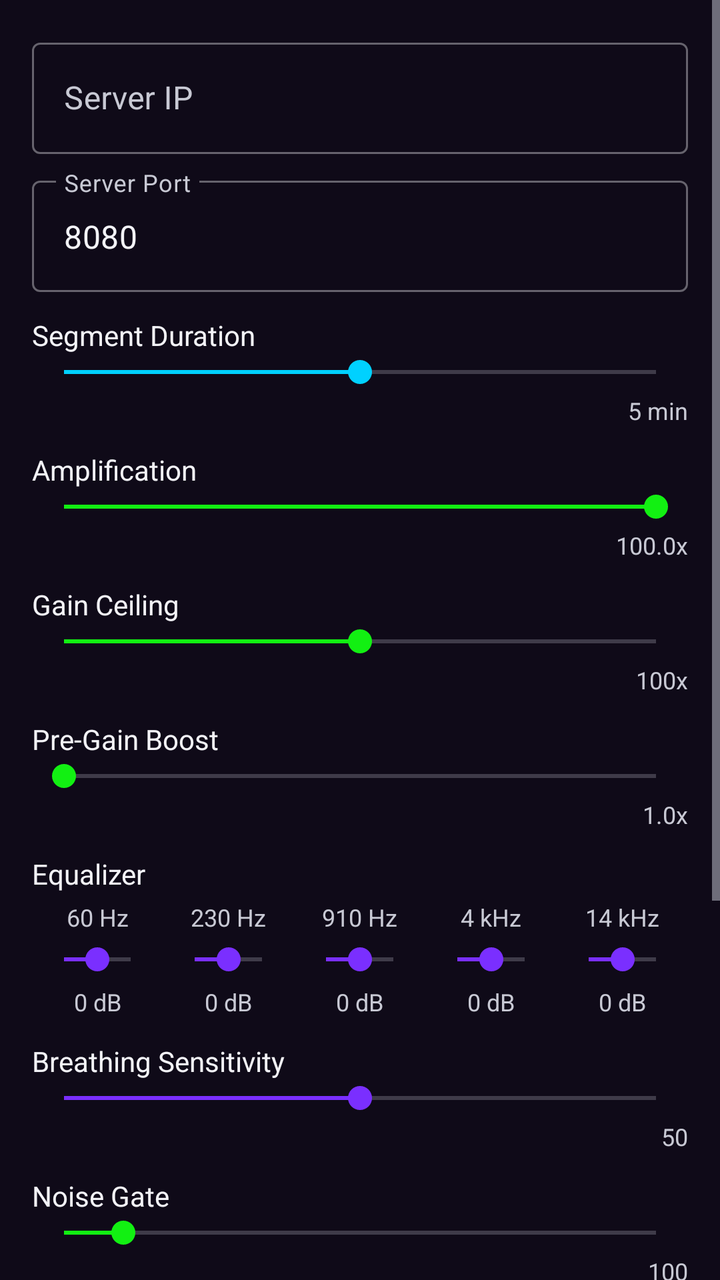
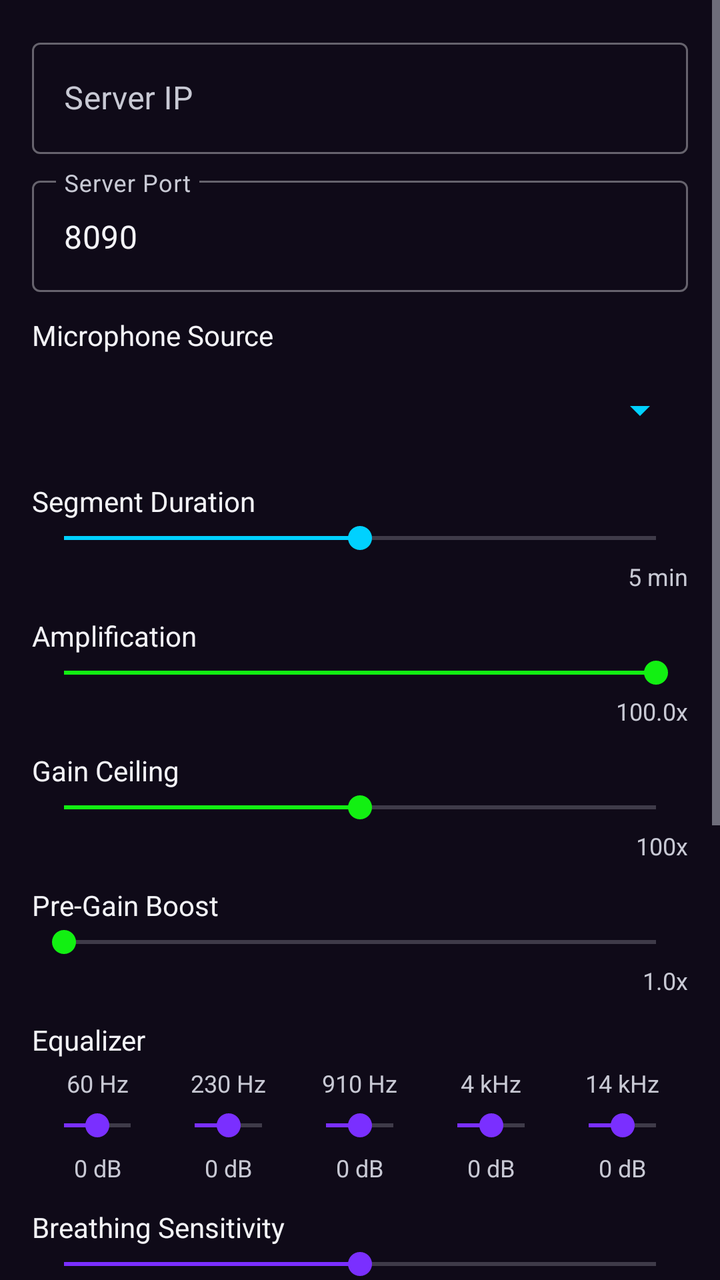

Before-and-after screenshots of an Android layout around one commit, followed by the original layout XML and the change that was made.
<!-- AndroidManifest.xml: application theme Theme.SRP -->
<!-- res/layout/activity_main.xml -->
<?xml version="1.0" encoding="utf-8"?>
<ScrollView xmlns:android="http://schemas.android.com/apk/res/android"
    android:layout_width="match_parent"
    android:layout_height="match_parent"
    android:fillViewport="true">

    <LinearLayout
        android:layout_width="match_parent"
        android:layout_height="wrap_content"
        android:orientation="vertical"
        android:padding="16dp"
        android:background="@color/srp_bg">

        <com.google.android.material.textfield.TextInputLayout
            android:layout_width="match_parent"
            android:layout_height="wrap_content"
            android:hint="Server IP"
            android:textColorHint="@color/srp_text_muted"
            style="@style/Widget.MaterialComponents.TextInputLayout.OutlinedBox">

            <com.google.android.material.textfield.TextInputEditText
                android:id="@+id/etServerIp"
                android:layout_width="match_parent"
                android:layout_height="wrap_content"
                android:inputType="text"
                android:text=""
                android:textColor="@color/srp_text"
                android:backgroundTint="@color/srp_surface" />
        </com.google.android.material.textfield.TextInputLayout>

        <com.google.android.material.textfield.TextInputLayout
            android:layout_width="match_parent"
            android:layout_height="wrap_content"
            android:hint="Server Port"
            android:layout_marginTop="8dp"
            android:textColorHint="@color/srp_text_muted"
            style="@style/Widget.MaterialComponents.TextInputLayout.OutlinedBox">

            <com.google.android.material.textfield.TextInputEditText
                android:id="@+id/etServerPort"
                android:layout_width="match_parent"
                android:layout_height="wrap_content"
                android:inputType="number"
                android:text="8080"
                android:textColor="@color/srp_text"
                android:backgroundTint="@color/srp_surface" />
        </com.google.android.material.textfield.TextInputLayout>

        <TextView
            android:layout_width="match_parent"
            android:layout_height="wrap_content"
            android:text="Segment Duration"
            android:layout_marginTop="12dp"
            android:textSize="14sp"
            android:textColor="@color/srp_text" />

        <SeekBar
            android:id="@+id/sbSegmentDuration"
            android:layout_width="match_parent"
            android:layout_height="wrap_content"
            android:max="100"
            android:progress="50"
            android:thumbTint="@color/srp_accent"
            android:progressTint="@color/srp_accent" />

        <TextView
            android:id="@+id/tvSegmentDurationValue"
            android:layout_width="match_parent"
            android:layout_height="wrap_content"
            android:text="5 min"
            android:gravity="end"
            android:textSize="12sp"
            android:layout_marginTop="2dp"
            android:textColor="@color/srp_text_muted" />

        <TextView
            android:layout_width="match_parent"
            android:layout_height="wrap_content"
            android:text="Amplification"
            android:layout_marginTop="12dp"
            android:textSize="14sp"
            android:textColor="@color/srp_text" />

        <SeekBar
            android:id="@+id/sbAmplification"
            android:layout_width="match_parent"
            android:layout_height="wrap_content"
            android:max="100"
            android:progress="100"
            android:thumbTint="@color/srp_primary"
            android:progressTint="@color/srp_primary" />

        <TextView
            android:id="@+id/tvAmplificationValue"
            android:layout_width="match_parent"
            android:layout_height="wrap_content"
            android:text="100.0x"
            android:gravity="end"
            android:textSize="12sp"
            android:layout_marginTop="2dp"
            android:textColor="@color/srp_text_muted" />

        <TextView
            android:layout_width="match_parent"
            android:layout_height="wrap_content"
            android:text="Gain Ceiling"
            android:layout_marginTop="12dp"
            android:textSize="14sp"
            android:textColor="@color/srp_text" />

        <SeekBar
            android:id="@+id/sbGainCeiling"
            android:layout_width="match_parent"
            android:layout_height="wrap_content"
            android:max="100"
            android:progress="50"
            android:thumbTint="@color/srp_primary"
            android:progressTint="@color/srp_primary" />

        <TextView
            android:id="@+id/tvGainCeilingValue"
            android:layout_width="match_parent"
            android:layout_height="wrap_content"
            android:text="100x"
            android:gravity="end"
            android:textSize="12sp"
            android:layout_marginTop="2dp"
            android:textColor="@color/srp_text_muted" />

        <TextView
            android:layout_width="match_parent"
            android:layout_height="wrap_content"
            android:text="Pre-Gain Boost"
            android:layout_marginTop="12dp"
            android:textSize="14sp"
            android:textColor="@color/srp_text" />

        <SeekBar
            android:id="@+id/sbPreGain"
            android:layout_width="match_parent"
            android:layout_height="wrap_content"
            android:max="100"
            android:progress="0"
            android:thumbTint="@color/srp_primary"
            android:progressTint="@color/srp_primary" />

        <TextView
            android:id="@+id/tvPreGainValue"
            android:layout_width="match_parent"
            android:layout_height="wrap_content"
            android:text="1.0x"
            android:gravity="end"
            android:textSize="12sp"
            android:layout_marginTop="2dp"
            android:textColor="@color/srp_text_muted" />

        <TextView
            android:layout_width="match_parent"
            android:layout_height="wrap_content"
            android:text="Equalizer"
            android:layout_marginTop="12dp"
            android:textSize="14sp"
            android:textColor="@color/srp_text" />

        <LinearLayout
            android:layout_width="match_parent"
            android:layout_height="wrap_content"
            android:orientation="horizontal"
            android:layout_marginTop="4dp">

            <TextView
                android:id="@+id/tvEq1"
                android:layout_width="0dp"
                android:layout_height="wrap_content"
                android:layout_weight="1"
                android:text="60 Hz"
                android:textSize="12sp"
                android:textColor="@color/srp_text_muted"
                android:gravity="center" />

            <TextView
                android:id="@+id/tvEq2"
                android:layout_width="0dp"
                android:layout_height="wrap_content"
                android:layout_weight="1"
                android:text="230 Hz"
                android:textSize="12sp"
                android:textColor="@color/srp_text_muted"
                android:gravity="center" />

            <TextView
                android:id="@+id/tvEq3"
                android:layout_width="0dp"
                android:layout_height="wrap_content"
                android:layout_weight="1"
                android:text="910 Hz"
                android:textSize="12sp"
                android:textColor="@color/srp_text_muted"
                android:gravity="center" />

            <TextView
                android:id="@+id/tvEq4"
                android:layout_width="0dp"
                android:layout_height="wrap_content"
                android:layout_weight="1"
                android:text="4 kHz"
                android:textSize="12sp"
                android:textColor="@color/srp_text_muted"
                android:gravity="center" />

            <TextView
                android:id="@+id/tvEq5"
                android:layout_width="0dp"
                android:layout_height="wrap_content"
                android:layout_weight="1"
                android:text="14 kHz"
                android:textSize="12sp"
                android:textColor="@color/srp_text_muted"
                android:gravity="center" />
        </LinearLayout>

        <LinearLayout
            android:layout_width="match_parent"
            android:layout_height="wrap_content"
            android:orientation="horizontal"
            android:layout_marginTop="4dp">

            <SeekBar
                android:id="@+id/sbEq1"
                android:layout_width="0dp"
                android:layout_height="wrap_content"
                android:layout_weight="1"
                android:max="100"
                android:progress="50"
                android:thumbTint="@color/srp_secondary"
                android:progressTint="@color/srp_secondary" />

            <SeekBar
                android:id="@+id/sbEq2"
                android:layout_width="0dp"
                android:layout_height="wrap_content"
                android:layout_weight="1"
                android:max="100"
                android:progress="50"
                android:thumbTint="@color/srp_secondary"
                android:progressTint="@color/srp_secondary" />

            <SeekBar
                android:id="@+id/sbEq3"
                android:layout_width="0dp"
                android:layout_height="wrap_content"
                android:layout_weight="1"
                android:max="100"
                android:progress="50"
                android:thumbTint="@color/srp_secondary"
                android:progressTint="@color/srp_secondary" />

            <SeekBar
                android:id="@+id/sbEq4"
                android:layout_width="0dp"
                android:layout_height="wrap_content"
                android:layout_weight="1"
                android:max="100"
                android:progress="50"
                android:thumbTint="@color/srp_secondary"
                android:progressTint="@color/srp_secondary" />

            <SeekBar
                android:id="@+id/sbEq5"
                android:layout_width="0dp"
                android:layout_height="wrap_content"
                android:layout_weight="1"
                android:max="100"
                android:progress="50"
                android:thumbTint="@color/srp_secondary"
                android:progressTint="@color/srp_secondary" />
        </LinearLayout>

        <LinearLayout
            android:layout_width="match_parent"
            android:layout_height="wrap_content"
            android:orientation="horizontal"
            android:layout_marginTop="4dp">

            <TextView
                android:id="@+id/tvEq1Value"
                android:layout_width="0dp"
                android:layout_height="wrap_content"
                android:layout_weight="1"
                android:text="0 dB"
                android:gravity="center"
                android:textSize="12sp"
                android:textColor="@color/srp_text_muted" />

            <TextView
                android:id="@+id/tvEq2Value"
                android:layout_width="0dp"
                android:layout_height="wrap_content"
                android:layout_weight="1"
                android:text="0 dB"
                android:gravity="center"
                android:textSize="12sp"
                android:textColor="@color/srp_text_muted" />

            <TextView
                android:id="@+id/tvEq3Value"
                android:layout_width="0dp"
                android:layout_height="wrap_content"
                android:layout_weight="1"
                android:text="0 dB"
                android:gravity="center"
                android:textSize="12sp"
                android:textColor="@color/srp_text_muted" />

            <TextView
                android:id="@+id/tvEq4Value"
                android:layout_width="0dp"
                android:layout_height="wrap_content"
                android:layout_weight="1"
                android:text="0 dB"
                android:gravity="center"
                android:textSize="12sp"
                android:textColor="@color/srp_text_muted" />

            <TextView
                android:id="@+id/tvEq5Value"
                android:layout_width="0dp"
                android:layout_height="wrap_content"
                android:layout_weight="1"
                android:text="0 dB"
                android:gravity="center"
                android:textSize="12sp"
                android:textColor="@color/srp_text_muted" />
        </LinearLayout>

        <TextView
            android:layout_width="match_parent"
            android:layout_height="wrap_content"
            android:text="Breathing Sensitivity"
            android:layout_marginTop="12dp"
            android:textSize="14sp"
            android:textColor="@color/srp_text" />

        <SeekBar
            android:id="@+id/sbBreathingSensitivity"
            android:layout_width="match_parent"
            android:layout_height="wrap_content"
            android:max="100"
            android:progress="50"
            android:thumbTint="@color/srp_secondary"
            android:progressTint="@color/srp_secondary" />

        <TextView
            android:id="@+id/tvBreathingSensitivityValue"
            android:layout_width="match_parent"
            android:layout_height="wrap_content"
            android:text="50"
            android:gravity="end"
            android:textSize="12sp"
            android:layout_marginTop="2dp"
            android:textColor="@color/srp_text_muted" />

        <TextView
            android:layout_width="match_parent"
            android:layout_height="wrap_content"
            android:text="Noise Gate"
            android:layout_marginTop="12dp"
            android:textSize="14sp"
            android:textColor="@color/srp_text" />

        <SeekBar
            android:id="@+id/sbNoiseGate"
            android:layout_width="match_parent"
            android:layout_height="wrap_content"
            android:max="100"
            android:progress="10"
            android:thumbTint="@color/srp_primary"
            android:progressTint="@color/srp_primary" />

        <TextView
            android:id="@+id/tvNoiseGateValue"
            android:layout_width="match_parent"
            android:layout_height="wrap_content"
            android:text="100"
            android:gravity="end"
            android:textSize="12sp"
            android:layout_marginTop="2dp"
            android:textColor="@color/srp_text_muted" />

        <TextView
            android:layout_width="match_parent"
            android:layout_height="wrap_content"
            android:text="Detection Cooldown (sec)"
            android:layout_marginTop="12dp"
            android:textSize="14sp"
            android:textColor="@color/srp_text" />

        <SeekBar
            android:id="@+id/sbCooldown"
            android:layout_width="match_parent"
            android:layout_height="wrap_content"
            android:max="100"
            android:progress="40"
            android:thumbTint="@color/srp_accent"
            android:progressTint="@color/srp_accent" />

        <TextView
            android:id="@+id/tvCooldownValue"
            android:layout_width="match_parent"
            android:layout_height="wrap_content"
            android:text="4.0s"
            android:gravity="end"
            android:textSize="12sp"
            android:layout_marginTop="2dp"
            android:textColor="@color/srp_text_muted" />

        <TextView
            android:layout_width="match_parent"
            android:layout_height="wrap_content"
            android:text="RMS In / Out / dB"
            android:layout_marginTop="12dp"
            android:textSize="14sp"
            android:textColor="@color/srp_text" />

        <LinearLayout
            android:layout_width="match_parent"
            android:layout_height="wrap_content"
            android:orientation="horizontal"
            android:layout_marginTop="4dp">

            <TextView
                android:id="@+id/tvRmsIn"
                android:layout_width="0dp"
                android:layout_height="wrap_content"
                android:layout_weight="1"
                android:text="In: 0"
                android:textSize="12sp"
                android:textColor="@color/srp_text_muted" />

            <TextView
                android:id="@+id/tvRmsOut"
                android:layout_width="0dp"
                android:layout_height="wrap_content"
                android:layout_weight="1"
                android:text="Out: 0"
                android:textSize="12sp"
                android:textColor="@color/srp_text_muted"
                android:gravity="end" />

            <TextView
                android:id="@+id/tvRmsDb"
                android:layout_width="0dp"
                android:layout_height="wrap_content"
                android:layout_weight="1"
                android:text="dB: -60"
                android:textSize="12sp"
                android:textColor="@color/srp_text_muted"
                android:gravity="end" />
        </LinearLayout>

        <Button
            android:id="@+id/btnStartStop"
            android:layout_width="match_parent"
            android:layout_height="wrap_content"
            android:text="Start Streaming"
            android:layout_marginTop="16dp"
            android:backgroundTint="@color/srp_primary"
            android:textColor="@color/srp_primary_contrast" />

        <TextView
            android:id="@+id/tvStatus"
            android:layout_width="match_parent"
            android:layout_height="wrap_content"
            android:text="Idle"
            android:textSize="14sp"
            android:layout_marginTop="12dp"
            android:padding="8dp"
            android:background="@color/srp_surface"
            android:textColor="@color/srp_text"
            android:backgroundTint="@color/srp_surface" />

        <TextView
            android:id="@+id/tvBytes"
            android:layout_width="match_parent"
            android:layout_height="wrap_content"
            android:text="Bytes sent: 0"
            android:textSize="12sp"
            android:layout_marginTop="4dp"
            android:textColor="@color/srp_text_muted" />

    </LinearLayout>
</ScrollView>
<!-- resources referenced by this layout -->
<resources>
  <color name="srp_accent">#00d1ff</color>
  <color name="srp_bg">#0f0a18</color>
  <color name="srp_primary">#12f012</color>
  <color name="srp_primary_contrast">#041105</color>
  <color name="srp_secondary">#7a2fff</color>
  <color name="srp_surface">#1a1230</color>
  <color name="srp_text">#f3f3f7</color>
  <color name="srp_text_muted">#c8c9d4</color>
  <style name="Theme.SRP" parent="Theme.MaterialComponents.DayNight.NoActionBar">
          <item name="colorPrimary">@color/srp_primary</item>
          <item name="colorPrimaryVariant">@color/srp_primary_contrast</item>
          <item name="colorOnPrimary">@color/srp_primary_contrast</item>
          <item name="colorSecondary">@color/srp_secondary</item>
          <item name="colorOnSecondary">@color/srp_text</item>
          <item name="colorAccent">@color/srp_accent</item>
  
          <item name="android:colorBackground">@color/srp_bg</item>
          <item name="android:statusBarColor">@color/srp_surface</item>
          <item name="android:navigationBarColor">@color/srp_bg</item>
  
          <item name="colorSurface">@color/srp_surface</item>
          <item name="colorOnSurface">@color/srp_text</item>
          <item name="colorOnSurfaceVariant">@color/srp_text_muted</item>
  
          <item name="android:textColorPrimary">@color/srp_text</item>
          <item name="android:textColorSecondary">@color/srp_text_muted</item>
          <item name="android:editTextColor">@color/srp_text</item>
          <item name="android:textColorHint">@color/srp_text_muted</item>
  
          <item name="colorControlNormal">@color/srp_text_muted</item>
          <item name="colorControlActivated">@color/srp_primary</item>
          <item name="colorControlHighlight">@color/srp_accent</item>
  
          <item name="android:windowBackground">@color/srp_bg</item>
          <item name="android:colorButtonNormal">@color/srp_surface</item>
          <item name="android:colorEdgeEffect">@color/srp_primary</item>
      </style>
</resources>

<!-- the commit's change to res/layout/activity_main.xml (unified diff, before → after) -->
@@ -41,10 +41,26 @@
                 android:layout_width="match_parent"
                 android:layout_height="wrap_content"
                 android:inputType="number"
-                android:text="8080"
+                android:text="8090"
                 android:textColor="@color/srp_text"
                 android:backgroundTint="@color/srp_surface" />
         </com.google.android.material.textfield.TextInputLayout>
+
+        <TextView
+            android:layout_width="match_parent"
+            android:layout_height="wrap_content"
+            android:text="Microphone Source"
+            android:layout_marginTop="12dp"
+            android:textSize="14sp"
+            android:textColor="@color/srp_text" />
+
+        <Spinner
+            android:id="@+id/spAudioSource"
+            android:layout_width="match_parent"
+            android:layout_height="wrap_content"
+            android:layout_marginTop="4dp"
+            android:minHeight="48dp"
+            android:backgroundTint="@color/srp_accent" />
 
         <TextView
             android:layout_width="match_parent"
